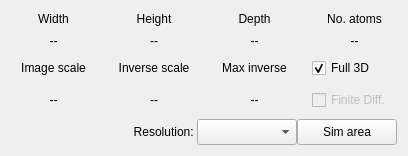
The window that src/gui/frames/simulationframe.ui (JJPPeters/clTEM) describes before a commit, drawn with Qt 5.
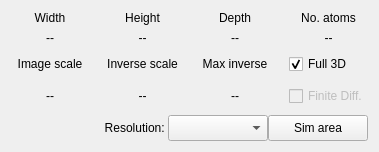
The same window after the commit.

The edit to the form file:
```diff
--- a/src/gui/frames/simulationframe.ui
+++ b/src/gui/frames/simulationframe.ui
@@ -6,8 +6,8 @@
    <rect>
     <x>0</x>
     <y>0</y>
-    <width>408</width>
-    <height>156</height>
+    <width>379</width>
+    <height>150</height>
    </rect>
   </property>
   <property name="windowTitle">
@@ -94,6 +94,12 @@
    </item>
    <item row="1" column="5">
     <widget class="QLabel" name="lblAtoms">
+     <property name="minimumSize">
+      <size>
+       <width>75</width>
+       <height>0</height>
+      </size>
+     </property>
      <property name="text">
       <string>--</string>
      </property>
@@ -104,6 +110,12 @@
    </item>
    <item row="1" column="4">
     <widget class="QLabel" name="lblDepth">
+     <property name="minimumSize">
+      <size>
+       <width>75</width>
+       <height>0</height>
+      </size>
+     </property>
      <property name="text">
       <string>--</string>
      </property>
@@ -144,6 +156,12 @@
    </item>
    <item row="1" column="2">
     <widget class="QLabel" name="lblWidth">
+     <property name="minimumSize">
+      <size>
+       <width>75</width>
+       <height>0</height>
+      </size>
+     </property>
      <property name="text">
       <string>--</string>
      </property>
@@ -154,6 +172,12 @@
    </item>
    <item row="1" column="3">
     <widget class="QLabel" name="lblHeight">
+     <property name="minimumSize">
+      <size>
+       <width>75</width>
+       <height>0</height>
+      </size>
+     </property>
      <property name="text">
       <string>--</string>
      </property>
```
